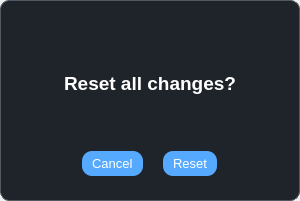
First picture: the form in ui/dialogs/reset_heroes.ui, repository elian-olbz/mlbb-drafting-and-simulation-tools, before the edit.
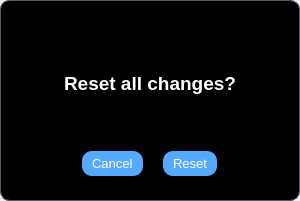
Second picture: the form after the edit. Icons and pictures are not drawn.

```diff
--- a/ui/dialogs/reset_heroes.ui
+++ b/ui/dialogs/reset_heroes.ui
@@ -37,7 +37,8 @@
    <item>
     <widget class="QFrame" name="drop_shadow">
      <property name="styleSheet">
-      <string notr="true">background-color: qlineargradient(spread:pad, x1:0, y1:0, x2:1, y2:1, stop:0 rgba(35, 39, 46, 1), stop:0.521368 rgba(31, 35, 42, 1));</string>
+      <string notr="true">background-color: qlineargradient(spread: pad, x1: 0, y1: 0, x2: 1, y2: 1, stop: 0 rgba(0, 0, 0, 1), stop: 0.521368 rgba(0, 0, 0, 1));
+</string>
      </property>
      <property name="frameShape">
       <enum>QFrame::StyledPanel</enum>
@@ -72,9 +73,6 @@
 margin:0;
 color:#fff
 }
-#main_widget{
-background-color:#1f232a;
-}
 
 QPushButton{
 text-align:left;
```
